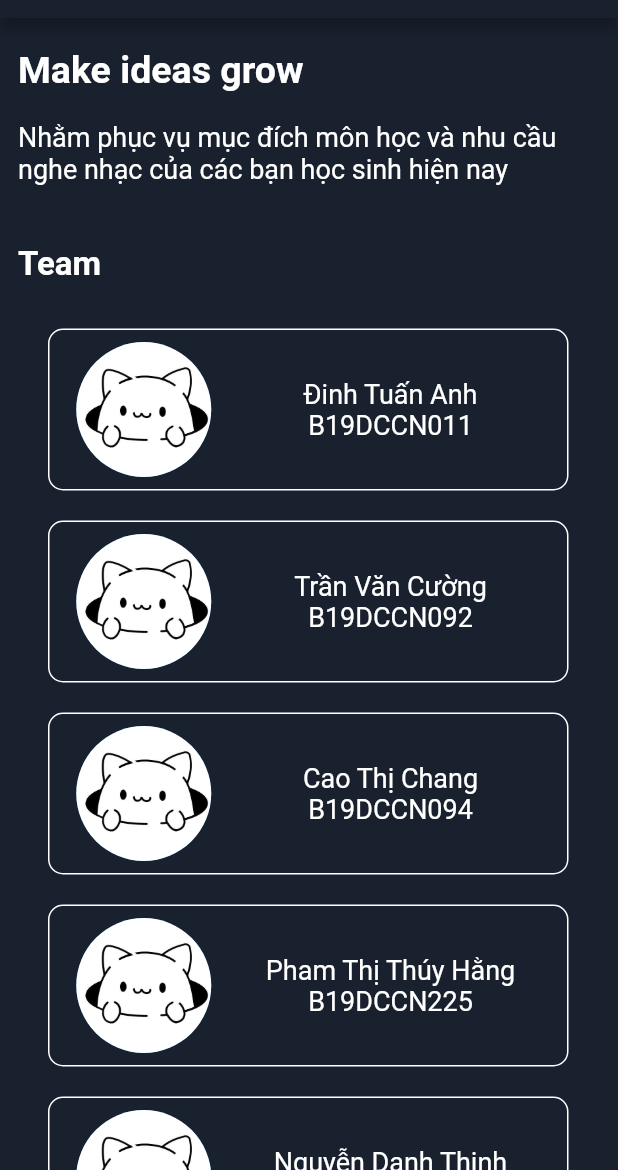
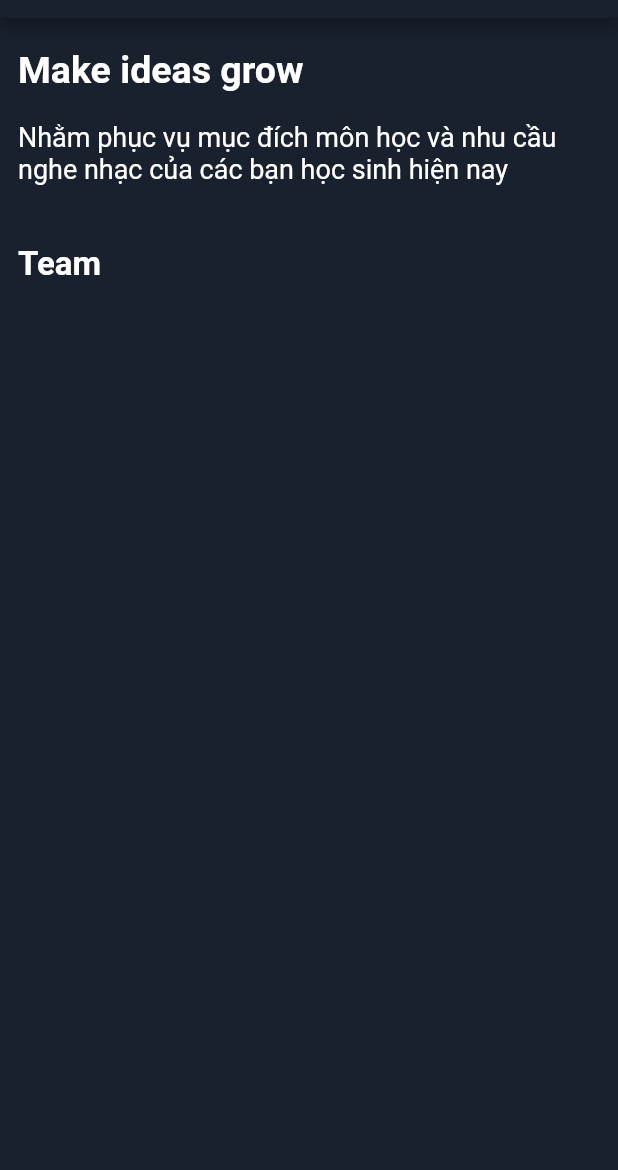
Before and after one commit to jnp2018/project_LTM, a Flutter app: the AboutScreen screen opened by its route, on a phone screen of 412 x 824 dp, the part 66-1236 px from its top. Run offline on Flutter 3.47's test engine with Material 2 defaults, Android fonts, the phone set to English and light mode, and no system bars; our stand-ins replace another_flushbar, audioplayers, flutter_native_splash, hive, socket_io_client; missing offline and left inert: youtube_explode_dart; accounts and stored records are empty; network calls fail.

Commit message:
Update dummy_data.dart

```diff
--- a/frontend/lib/common/dummy_data.dart
+++ b/frontend/lib/common/dummy_data.dart
@@ -1,9 +1,5 @@
 import 'package:frontend/models/students.dart';
 
 List<Students> data = [
-  Students(fullName: "Đinh Tuấn Anh", msv: "B19DCCN011"),
-  Students(fullName: "Trần Văn Cường", msv: "B19DCCN092"),
-  Students(fullName: "Cao Thị Chang", msv: "B19DCCN094"),
-  Students(fullName: "Pham Thị Thúy Hằng", msv: "B19DCCN225"),
-  Students(fullName: "Nguyễn Danh Thinh", msv: "B19DCCN675"),
+
 ];
```
